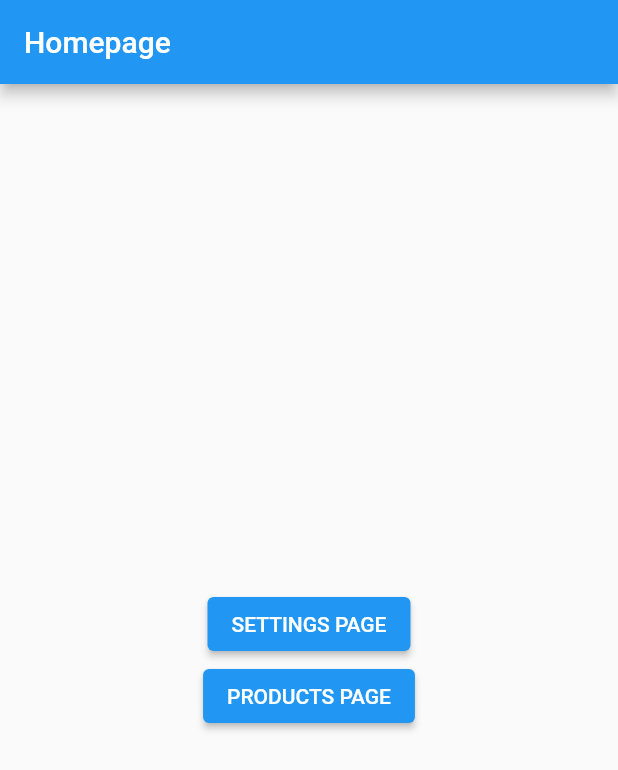
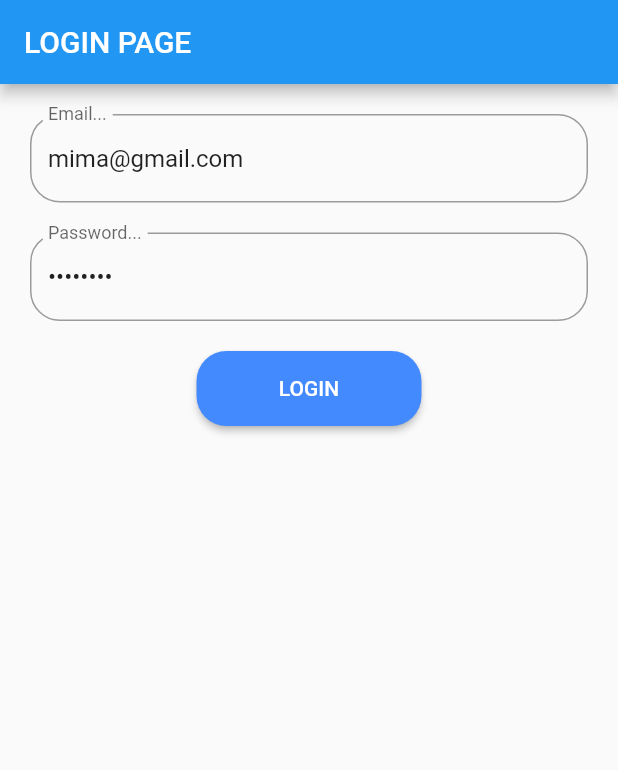
Before and after one commit to Lavina-23/qrcode, a Flutter app: the screen it shows after launch, on a phone screen of 412 x 824 dp. Shown: the top 770 px of the screen. Run offline on Flutter 3.47's test engine with Material 2 defaults, Android fonts, the phone set to English and light mode, and no system bars; drawn by our look-alikes of reactive_forms; our stand-ins replace bloc, firebase_auth, firebase_core, flutter_bloc, go_router; accounts and stored records are empty.

Commit message:
4. Login

```diff
--- /dev/null
+++ b/lib/bloc/auth/auth_event.dart
@@ -0,0 +1,17 @@
+part of 'auth_bloc.dart';
+
+sealed class AuthEvent {}
+// State = action
+// 1. login => proses login
+// 2. logout => proses logout
+
+class AuthEventLogin extends AuthEvent {
+  AuthEventLogin(
+    this.email,
+    this.password,
+  );
+  final String email;
+  final String password;
+}
+
+class AuthEventLogout extends AuthEvent {}
--- /dev/null
+++ b/lib/bloc/auth/auth_state.dart
@@ -0,0 +1,20 @@
+part of 'auth_bloc.dart';
+
+// State = kondisi
+// 1. login => terautentikasi
+// 2. logout => ga terautentikasi
+// 3. loading => yo loading pokok
+// 4. error => gagal login
+
+sealed class AuthState {}
+
+class AuthStateLogin extends AuthState {}
+
+class AuthStateLoading extends AuthState {}
+
+class AuthStateLogout extends AuthState {}
+
+class AuthStateError extends AuthState {
+  AuthStateError(this.message);
+  final String message;
+}
--- a/lib/main.dart
+++ b/lib/main.dart
@@ -1,5 +1,6 @@
 import 'package:firebase_core/firebase_core.dart';
 import 'package:flutter/material.dart';
+import 'package:qrcode/bloc/auth/auth_bloc.dart';
 import 'package:qrcode/firebase_options.dart';
 import 'package:qrcode/routes/router.dart';
 
@@ -17,8 +18,11 @@ class MyApp extends StatelessWidget {
 
   @override
   Widget build(BuildContext context) {
-    return MaterialApp.router(
-      routerConfig: router,
+    return BlocProvider<AuthBloc>(
+      create: (context) => AuthBloc(),
+      child: MaterialApp.router(
+        routerConfig: router,
+      ),
     );
   }
 }
--- /dev/null
+++ b/lib/pages/login.dart
@@ -0,0 +1,96 @@
+import 'package:flutter/material.dart';
+import 'package:qrcode/bloc/auth/auth_bloc.dart';
+import 'package:qrcode/routes/router.dart';
+import 'package:reactive_forms/reactive_forms.dart';
+
+class LoginPage extends StatefulWidget {
+  const LoginPage({Key? key}) : super(key: key);
+
+  @override
+  State<LoginPage> createState() => _LoginPageState();
+}
+
+class _LoginPageState extends State<LoginPage> {
+  final form = FormGroup({
+    'email': FormControl<String>(value: 'mima@gmail.com'),
+    'password': FormControl<String>(value: 'password'),
+  });
+
+  @override
+  Widget build(BuildContext context) {
+    return Scaffold(
+        appBar: AppBar(
+          title: const Text("LOGIN PAGE"),
+        ),
+        body: ListView(
+          padding: const EdgeInsets.all(20),
+          children: [
+            ReactiveForm(
+                formGroup: form,
+                child: Column(
+                  children: <Widget>[
+                    ReactiveTextField(
+                      formControlName: 'email',
+                      decoration: InputDecoration(
+                          border: OutlineInputBorder(
+                            borderSide: const BorderSide(),
+                            borderRadius: BorderRadius.circular(20),
+                          ),
+                          labelText: 'Email...'),
+                    ),
+                    const SizedBox(
+                      height: 20,
+                    ),
+                    ReactiveTextField(
+                      formControlName: 'password',
+                      obscureText: true,
+                      decoration: InputDecoration(
+                          border: OutlineInputBorder(
+                            borderSide: const BorderSide(),
+                            borderRadius: BorderRadius.circular(20),
+                          ),
+                          labelText: 'Password...'),
+                    ),
+                    const SizedBox(
+                      height: 20,
+                    ),
+                    SizedBox(
+                      width: 150,
+                      height: 50,
+                      child: ReactiveFormConsumer(builder: (context, form, child) {
+                        return ElevatedButton(
+                            style: ElevatedButton.styleFrom(
+                                backgroundColor: Colors.blueAccent,
+                                shape: RoundedRectangleBorder(
+                                    borderRadius: BorderRadius.circular(20))),
+                            onPressed: () {
+                              context.read<AuthBloc>().add(AuthEventLogin(
+                                  form.control('email').value, form.control('password').value));
+                            },
+                            child: BlocConsumer<AuthBloc, AuthState>(
+                              listener: (context, state) {
+                                if (state is AuthStateLogin) {
+                                  context.goNamed(Routes.home);
+                                }
+                                if (state is AuthStateError) {
+                                  ScaffoldMessenger.of(context).showSnackBar(SnackBar(
+                                    content: Text(state.message),
+                                    duration: const Duration(seconds: 2),
+                                  ));
+                                }
+                              },
+                              builder: (context, state) {
+                                if (state is AuthStateLoading) {
+                                  return const Text("LOADING...");
+                                }
+                                return const Text("LOGIN");
+                              },
+                            ));
+                      }),
+                    )
+                  ],
+                )),
+          ],
+        ));
+  }
+}
--- a/lib/pages/products.dart
+++ b/lib/pages/products.dart
@@ -1,5 +1,4 @@
 import 'package:flutter/material.dart';
-import 'package:go_router/go_router.dart';
 import 'package:qrcode/routes/router.dart';
 
 class ProductsPage extends StatelessWidget {
--- a/lib/pages/settings.dart
+++ b/lib/pages/settings.dart
@@ -1,5 +1,4 @@
 import 'package:flutter/material.dart';
-import 'package:go_router/go_router.dart';
 import 'package:qrcode/routes/router.dart';
 
 class SettingsPage extends StatelessWidget {
--- a/lib/routes/route_name.dart
+++ b/lib/routes/route_name.dart
@@ -6,4 +6,5 @@ abstract class Routes {
   static const products = 'products';
   static const detailProduct = 'detailProduct';
   static const error = 'error';
+  static const login = 'login';
 }
--- a/lib/routes/router.dart
+++ b/lib/routes/router.dart
@@ -1,7 +1,9 @@
+import 'package:firebase_auth/firebase_auth.dart';
 import 'package:go_router/go_router.dart';
 import 'package:qrcode/pages/detail_product.dart';
 import 'package:qrcode/pages/error.dart';
 import 'package:qrcode/pages/home.dart';
+import 'package:qrcode/pages/login.dart';
 import 'package:qrcode/pages/products.dart';
 import 'package:qrcode/pages/settings.dart';
 
@@ -11,6 +13,17 @@ part 'route_name.dart';
 
 // GoRouter configuration
 final router = GoRouter(
+  redirect: (context, state) {
+    // cek autentikasi
+    FirebaseAuth auth = FirebaseAuth.instance;
+    print(auth.currentUser);
+    if (auth.currentUser == null) {
+      // ga login
+      return "/login";
+    } else {
+      return null;
+    }
+  },
   errorBuilder: (context, state) => const ErrorPage(),
   routes: [
     GoRoute(path: '/', name: Routes.home, builder: (context, state) => const Homepage(), routes: [
@@ -32,5 +45,10 @@ final router = GoRouter(
       name: Routes.settings,
       builder: (context, state) => const SettingsPage(),
     ),
+    GoRoute(
+      path: '/login',
+      name: Routes.login,
+      builder: (context, state) => const LoginPage(),
+    ),
   ],
 );
--- a/pubspec.yaml
+++ b/pubspec.yaml
@@ -37,6 +37,7 @@ dependencies:
   flutter_bloc: ^8.1.3
   get_it: ^7.6.4
   go_router: ^12.0.1
+  reactive_forms: ^16.1.1
 
 dev_dependencies:
   flutter_lints: ^2.0.0
```
Also changed, not shown: lib/bloc/auth/auth_bloc.dart (added, +37 -0 lines), lib/pages/home.dart (+16 -0 lines), pubspec.lock.
